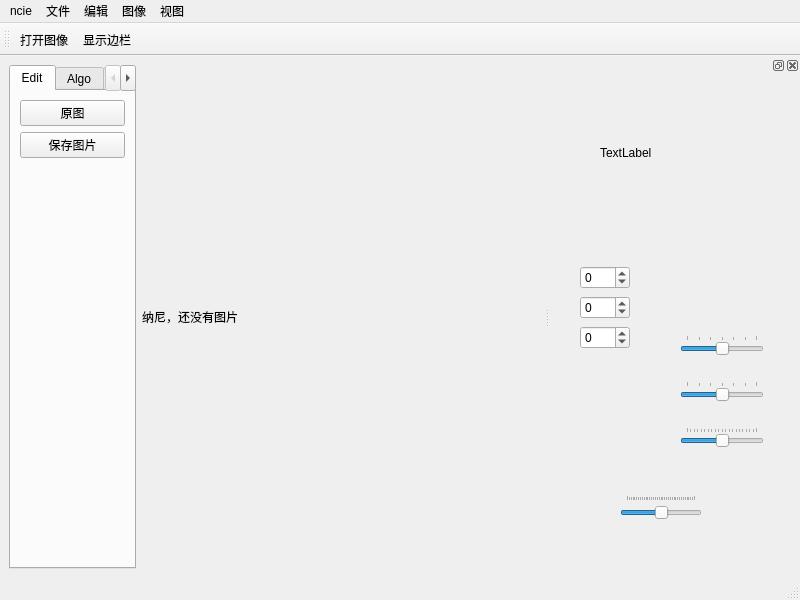
The window that mainwindow.ui (airlariken/ImageProcessing) describes before a commit, drawn with Qt 5.
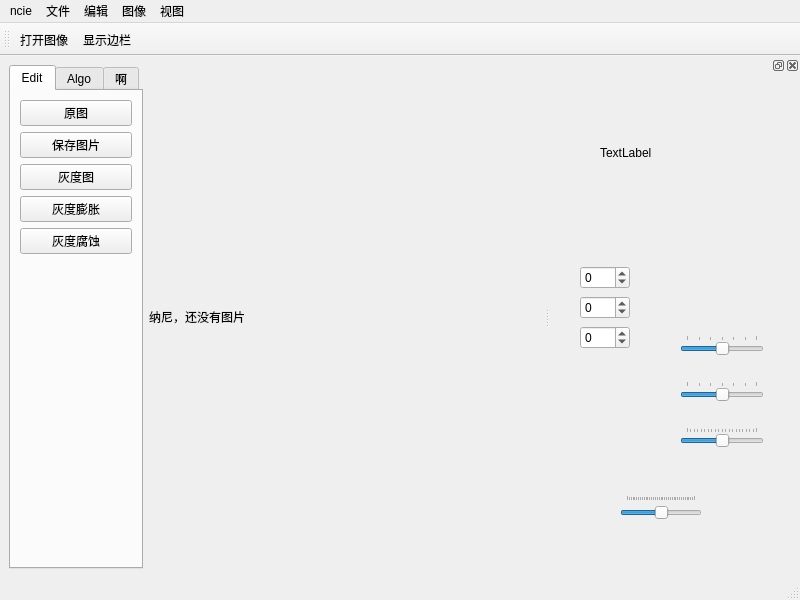
The same window after the commit. The open tabs and pages were chosen to show the change. Icons and pictures are not drawn.

Commit message:
目标检测大体完成，正在写腐蚀和膨胀
目标检测还没有将结果图显示到ui里面

Diff of the .ui file:
```diff
--- a/mainwindow.ui
+++ b/mainwindow.ui
@@ -16,7 +16,7 @@
   <widget class="QWidget" name="centralwidget">
    <layout class="QHBoxLayout" name="horizontalLayout_5">
     <item>
-     <layout class="QHBoxLayout" name="horizontalLayout_4" stretch="1,5">
+     <layout class="QHBoxLayout" name="horizontalLayout_4" stretch="0,5">
       <item>
        <widget class="QTabWidget" name="tabWidget">
         <property name="currentIndex">
@@ -47,6 +47,33 @@
             </property>
            </widget>
           </item>
+          <item>
+           <widget class="QPushButton" name="pushButton_toGray">
+            <property name="maximumSize">
+             <size>
+              <width>150</width>
+              <height>16777215</height>
+             </size>
+            </property>
+            <property name="text">
+             <string>灰度图</string>
+            </property>
+           </widget>
+          </item>
+          <item>
+           <widget class="QPushButton" name="pushButton_dilate">
+            <property name="text">
+             <string>灰度膨胀</string>
+            </property>
+           </widget>
+          </item>
+          <item>
+           <widget class="QPushButton" name="pushButton_erode">
+            <property name="text">
+             <string>灰度腐蚀</string>
+            </property>
+           </widget>
+          </item>
           <item>
            <spacer name="verticalSpacer">
             <property name="orientation">
@@ -67,19 +94,6 @@
           <string>Algo</string>
          </attribute>
          <layout class="QVBoxLayout" name="verticalLayout_5">
-          <item>
-           <widget class="QPushButton" name="pushButton_toGray">
-            <property name="maximumSize">
-             <size>
-              <width>150</width>
-              <height>16777215</height>
-             </size>
-            </property>
-            <property name="text">
-             <string>灰度图</string>
-            </property>
-           </widget>
-          </item>
           <item>
            <widget class="QPushButton" name="pushButton_meanFilter">
             <property name="maximumSize">
```
Left out of the diff: 35 changed lines with no effect on the pictures. The commit also changes 7 other files.
